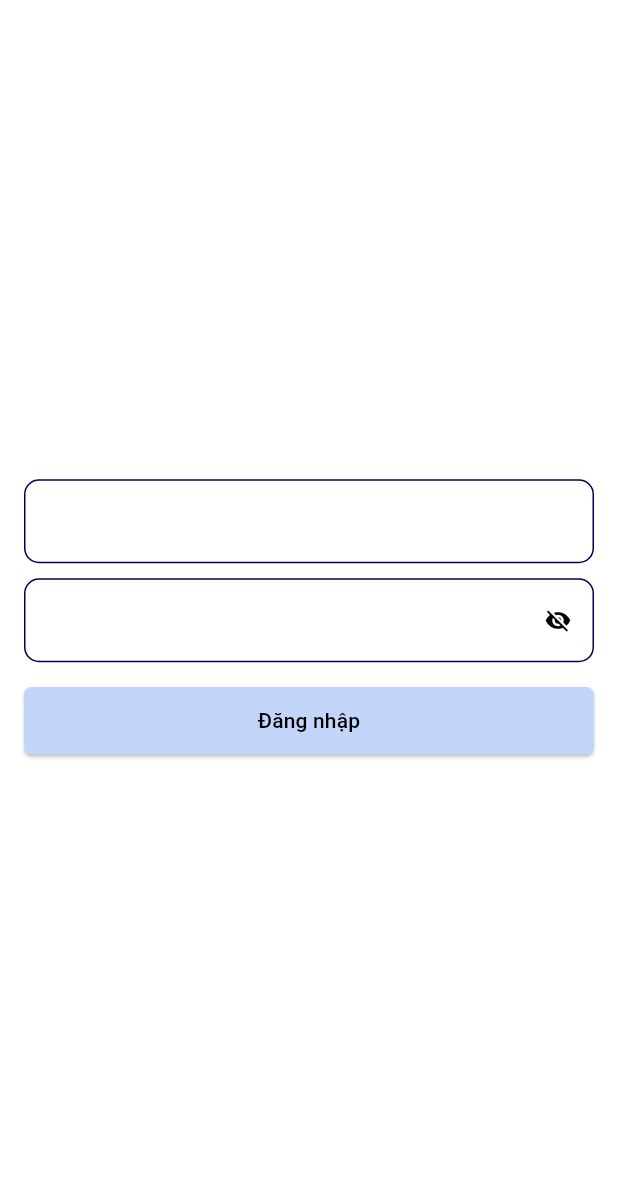
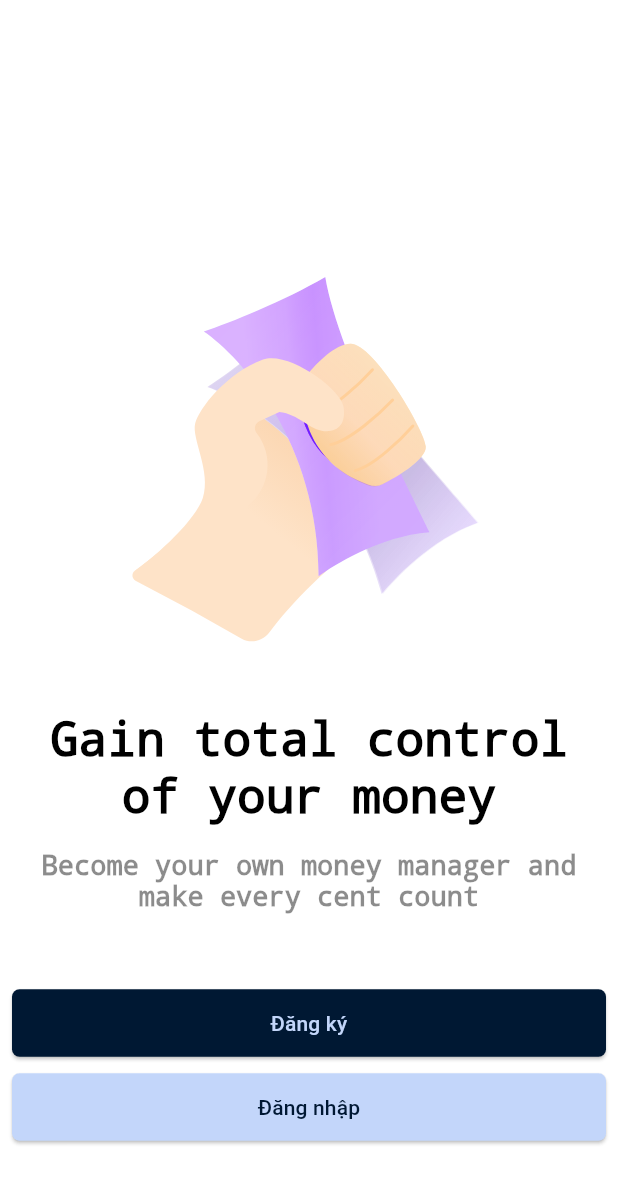
Before and after one commit to htilssu/expense_tracking, a Flutter app: the screen it shows after launch, on a phone screen of 412 x 824 dp. Shown: the top 1184 px of the screen. Run offline on Flutter 3.47's test engine with Material 3 defaults, Android fonts, the phone set to English and light mode, and no system bars; our stand-ins replace firebase_core, flutter_svg; accounts and stored records are empty.

Commit message:
greeting temp

```diff
--- /dev/null
+++ b/lib/constants/text_constant.dart
@@ -0,0 +1,5 @@
+class TextSize {
+  static double small = 10;
+  static double medium = 14;
+  static double large = 32;
+}
--- /dev/null
+++ b/lib/domain/entity/timestamp_entity.dart
@@ -0,0 +1,4 @@
+abstract class BaseTimeStampEntity {
+  DateTime createdAt = DateTime.now();
+  DateTime updatedAt = DateTime.now();
+}
--- /dev/null
+++ b/lib/domain/repository/repository.dart
@@ -0,0 +1,3 @@
+abstract class Repository<T,ID> {
+  T findById(ID id);
+}
--- /dev/null
+++ b/lib/domain/repository/user_repository.dart
@@ -0,0 +1,6 @@
+import 'package:expense_tracking/domain/entity/user.dart';
+import 'package:expense_tracking/domain/repository/repository.dart';
+
+abstract class UserRepository implements Repository<User,String> {
+
+}
--- a/lib/feature/auth/screen/auth_screen.dart
+++ b/lib/features/authenticate/screen/auth_screen.dart
@@ -1,4 +1,4 @@
-import 'package:expense_tracking/core/theme/theme_data.dart';
+import 'package:expense_tracking/constants/app_theme.dart';
 import 'package:flutter/material.dart';
 
 class AuthScreen extends StatelessWidget {
--- /dev/null
+++ b/lib/features/greeting/screen/greeting_screen.dart
@@ -0,0 +1,99 @@
+import 'package:flutter/material.dart';
+import 'package:flutter_svg/flutter_svg.dart';
+
+class GreetingScreen extends StatefulWidget {
+  const GreetingScreen({super.key});
+
+  @override
+  State<GreetingScreen> createState() => _GreetingScreenState();
+}
+
+class _GreetingScreenState extends State<GreetingScreen> {
+  @override
+  Widget build(BuildContext context) {
+    return Container(
+      color: Colors.white,
+      child: Padding(
+        padding: const EdgeInsets.all(8),
+        child: Column(
+          children: <Widget>[
+            SizedBox(
+              height: 150,
+            ),
+            SvgPicture.asset(
+              "assets/images/hold_money.svg",
+              width: 300,
+              fit: BoxFit.cover,
+            ),
+            SizedBox(
+              height: 16,
+            ),
+            Text(
+              "Gain total control of your money",
+              textAlign: TextAlign.center,
+              style: TextStyle(
+                  fontSize: 32,
+                  color: Colors.black,
+                  decoration: TextDecoration.none),
+            ),
+            SizedBox(
+              height: 16,
+            ),
+            Text(
+              "Become your own money manager and make every cent count",
+              textAlign: TextAlign.center,
+              style: TextStyle(
+                  fontSize: 18,
+                  color: Colors.black45,
+                  decoration: TextDecoration.none),
+            ),
+            SizedBox(
+              height: 50,
+            ),
+            ElevatedButton(
+              onPressed: () {},
+              style: ButtonStyle(
+                  backgroundColor: WidgetStateProperty.resolveWith(
+                    (states) {
+                      if (states.contains(WidgetState.pressed)) {
+                        return Theme.of(context).colorScheme.primary;
+                      }
+                      return Theme.of(context).colorScheme.onPrimary;
+                    },
+                  ),
+                  shape: WidgetStateProperty.all(RoundedRectangleBorder(
+                      borderRadius: BorderRadius.all(Radius.circular(5)))),
+                  minimumSize: WidgetStatePropertyAll(Size.fromHeight(45))),
+              child: Text("Đăng ký"),
+            ),
+            SizedBox(
+              height: 8,
+            ),
+            ElevatedButton(
+              onPressed: () {
+                // TODO: implement
+              },
+              style: ButtonStyle(
+                  backgroundColor: WidgetStateProperty.resolveWith(
+                    (states) {
+                      if (states.contains(WidgetState.pressed)) {
+                        return Theme.of(context).colorScheme.secondary;
+                      }
+                      return Theme.of(context).colorScheme.primary;
+                    },
+                  ),
+                  shape: WidgetStateProperty.all(RoundedRectangleBorder(
+                      borderRadius: BorderRadius.all(Radius.circular(5)))),
+                  minimumSize: WidgetStatePropertyAll(Size.fromHeight(45))),
+              child: Text(
+                "Đăng nhập",
+                style:
+                    TextStyle(color: Theme.of(context).colorScheme.onPrimary),
+              ),
+            )
+          ],
+        ),
+      ),
+    );
+  }
+}
--- a/lib/main.dart
+++ b/lib/main.dart
@@ -1,15 +1,13 @@
+import 'package:expense_tracking/features/greeting/screen/greeting_screen.dart';
 import 'package:expense_tracking/firebase_options.dart';
 import 'package:firebase_core/firebase_core.dart';
 import 'package:flutter/material.dart';
-import 'package:flutter/services.dart';
 
-import 'core/theme/theme_data.dart';
-import 'feature/auth/screen/auth_screen.dart';
+import 'constants/app_theme.dart';
 
 Future<void> main() async {
+  runApp(const MyApp());
   await Firebase.initializeApp(options: DefaultFirebaseOptions.currentPlatform);
-  runApp(const MyApp());
-  SystemChrome.setEnabledSystemUIMode(SystemUiMode.edgeToEdge);
 }
 
 class MyApp extends StatelessWidget {
@@ -24,7 +22,7 @@ class MyApp extends StatelessWidget {
         colorScheme: AppTheme.lightTheme(),
         useMaterial3: true,
       ),
-      home: const AuthScreen(),
+      home: const GreetingScreen(),
     );
   }
 }
```
Also changed, not shown: lib/constants/app_theme.dart (renamed from lib/core/theme/theme_data.dart, +15 -0 lines), lib/domain/entity/user.dart (added, +11 -0 lines), assets/images/hold_money.svg (added), lib/common_widgets/test.dart (added), lib/domain/service/test.dart (added), lib/exceptions/test.dart (added), lib/features/greeting/widget/test.dart (added), lib/utils/test.dart (added), pubspec.lock, 1 other file.
